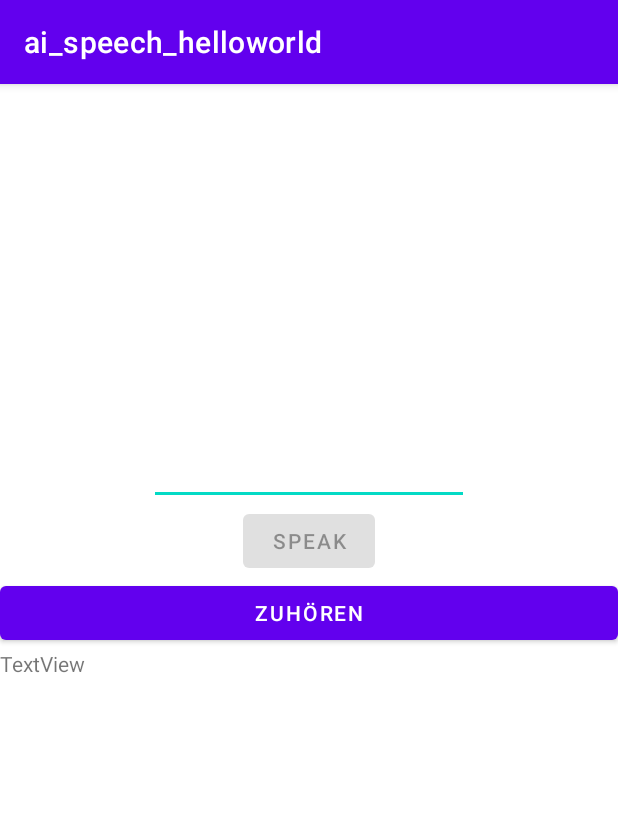
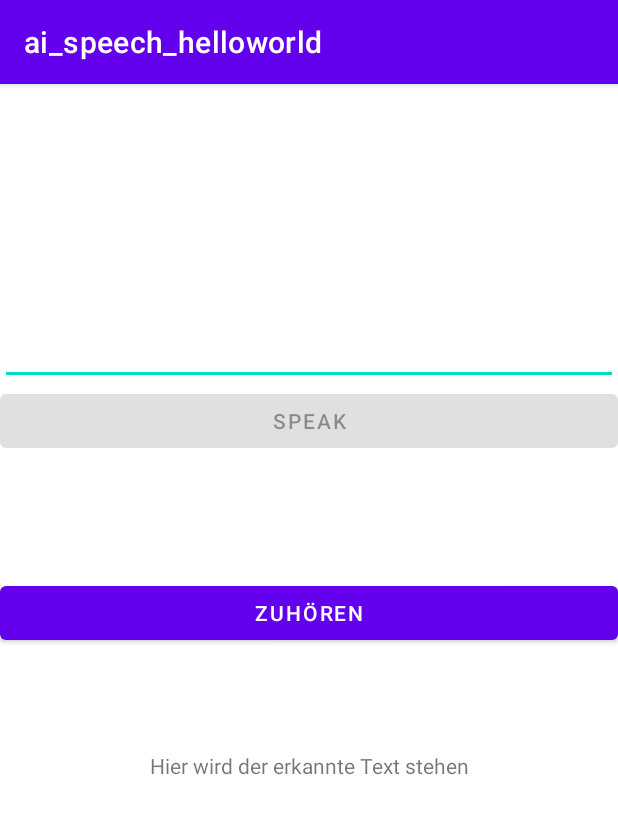
Before and after one commit to jpeltason/create-restaurant-dataset, an Android app: the screen it shows after launch (MainActivity), on a phone screen of 412 x 824 dp. Shown: the top 814 px of the screen. Run offline under Robolectric (Android 15) with nearby library versions, the phone set to English and light mode, and no system bars.

Commit message:
some beautifiing changes and refactorings

```diff
--- a/ai_speech_helloworld/app/src/main/java/com/example/ai_speech_helloworld/MainActivity.kt
+++ b/ai_speech_helloworld/app/src/main/java/com/example/ai_speech_helloworld/MainActivity.kt
@@ -63,7 +63,7 @@ class MainActivity : AppCompatActivity(),TextToSpeech.OnInitListener, Recognitio
         recognizerIntent.putExtra(RecognizerIntent.EXTRA_LANGUAGE_MODEL,RecognizerIntent.LANGUAGE_MODEL_FREE_FORM)
         recognizerIntent.putExtra(RecognizerIntent.EXTRA_MAX_RESULTS, 5)
 
-        requestAudioPermissions()
+        setPermissions()
     }
 
     override fun onInit(status: Int) {
@@ -102,14 +102,14 @@ class MainActivity : AppCompatActivity(),TextToSpeech.OnInitListener, Recognitio
         super.onStop()
     }
 
-    private fun requestAudioPermissions() {
+    //PERMISSION HANDLING
+    private fun setPermissions() {
         if (ContextCompat.checkSelfPermission(
                 this,
                 Manifest.permission.RECORD_AUDIO
             )
             != PackageManager.PERMISSION_GRANTED
         ) {
-
             //When permission is not granted by user, show them message why this permission is needed.
             if (ActivityCompat.shouldShowRequestPermissionRationale(this,Manifest.permission.RECORD_AUDIO) &&
                 ActivityCompat.shouldShowRequestPermissionRationale(this,Manifest.permission.INTERNET)
@@ -143,10 +143,8 @@ class MainActivity : AppCompatActivity(),TextToSpeech.OnInitListener, Recognitio
             (ContextCompat.checkSelfPermission(this, Manifest.permission.INTERNET) == PackageManager.PERMISSION_GRANTED)
         )
         {
-
             Log.i("", "go ahead with recording audio")
             //Go ahead with recording audio now
-
         }
     }
     override fun onRequestPermissionsResult(requestCode: Int, permissions: Array<String?>,
@@ -163,7 +161,7 @@ class MainActivity : AppCompatActivity(),TextToSpeech.OnInitListener, Recognitio
             }
         }
     }
-
+    //----------------------------
     //SPEECH RECOGNITION CALLBACKS
     override fun onReadyForSpeech(params: Bundle?) {
         Log.i("", "readyForSpeech")
@@ -203,10 +201,9 @@ class MainActivity : AppCompatActivity(),TextToSpeech.OnInitListener, Recognitio
 
     override fun onResults(results: Bundle?) {
         //if (singleResult) {
-            Log.i("", "onResults - singleResult=true")
+            Log.i("", "onResults")
             results?.getStringArrayList(SpeechRecognizer.RESULTS_RECOGNITION).let {
                 results?.toString()?.let { it1 -> Log.i("", "result: " +it1) }
-
                 val matches = results!!.getStringArrayList(SpeechRecognizer.RESULTS_RECOGNITION)
                 var text = ""
                 if (matches != null) {
@@ -219,7 +216,6 @@ class MainActivity : AppCompatActivity(),TextToSpeech.OnInitListener, Recognitio
                     textViewRecognizedText?.text = text
                 }
             }
-            Log.i("", "onResults - singleResult=false")
             // next result will be ignored
             //singleResult = false
             speechRecognizer.stopListening()
@@ -238,6 +234,7 @@ class MainActivity : AppCompatActivity(),TextToSpeech.OnInitListener, Recognitio
         Log.i("", "onEvent")
     }
 
+    //-------------------------------------------
     override fun onDestroy() {
         if (tts != null) {
             tts!!.shutdown()
--- a/ai_speech_helloworld/app/src/main/res/layout/activity_main.xml
+++ b/ai_speech_helloworld/app/src/main/res/layout/activity_main.xml
@@ -16,7 +16,7 @@
 
         <EditText
             android:id="@+id/edittext_input"
-            android:layout_width="wrap_content"
+            android:layout_width="match_parent"
             android:layout_height="wrap_content"
             android:ems="10">
 
@@ -25,9 +25,13 @@
 
         <Button
             android:id="@+id/button_speak"
-            android:layout_width="wrap_content"
+            android:layout_width="match_parent"
             android:layout_height="wrap_content"
             android:text="Speak" />
+
+        <Space
+            android:layout_width="match_parent"
+            android:layout_height="80dp" />
 
         <Button
             android:id="@+id/button_listen"
@@ -39,7 +43,13 @@
             android:id="@+id/textView_recognizedText"
             android:layout_width="match_parent"
             android:layout_height="156dp"
-            android:text="TextView" />
+            android:gravity="center"
+            android:text="Hier wird der erkannte Text stehen"
+            android:textAlignment="center" />
+
+        <Space
+            android:layout_width="match_parent"
+            android:layout_height="80dp" />
 
     </LinearLayout>
 </RelativeLayout>
```
